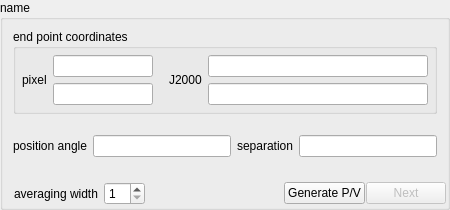
radio-astro/casa, file code/display/region/PVLineStats.ui: the form before one commit.
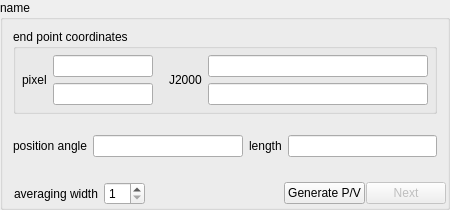
The form after the commit.

Commit message:
New Development: no             JIRA Issue: cas-5124       Ready to Release: yes      Interface Changes: none What Interface Changed: none          Test Programs: none   Put in Release Notes: no
           Description: make requested changes (1) parallel lines displayed, (2) "separation" becomes "length"

Patch:
```diff
--- a/code/display/region/PVLineStats.ui
+++ b/code/display/region/PVLineStats.ui
@@ -244,7 +244,7 @@
          <item>
           <widget class="QLabel" name="label_2">
            <property name="text">
-            <string>separation</string>
+            <string>length</string>
            </property>
           </widget>
          </item>
```
The commit also changes 1 other file.
